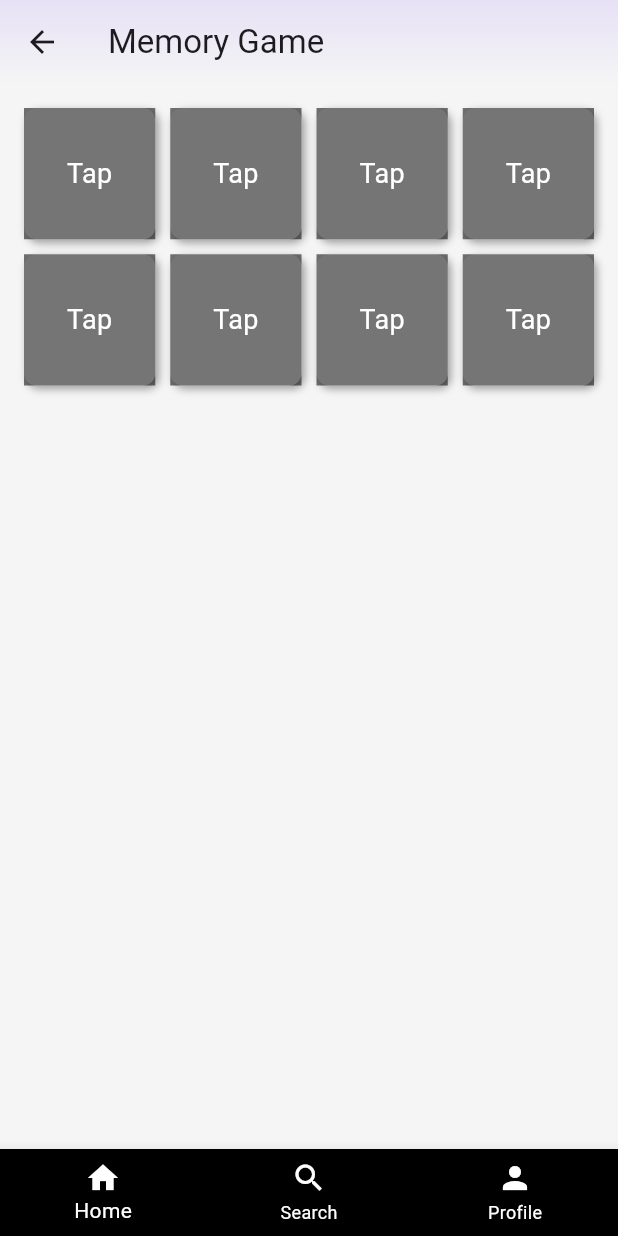
After one commit to rahus12/BioAppDR, a Flutter app: the MemoryGame screen opened by its route, on a phone screen of 412 x 824 dp. The commit adds this screen. Run offline on Flutter 3.47's test engine with Material 3 defaults, Android fonts, the light colour scheme and no system bars; our stand-ins replace flutter_tts.

```diff
--- a/lib/main.dart
+++ b/lib/main.dart
@@ -4,6 +4,8 @@ import 'package:bioappdr/pages/mcq.dart';
 import 'package:flutter/material.dart';
 import 'package:bioappdr/pages/profile_page.dart';
 import 'package:bioappdr/pages/face_lesson.dart';
+import 'package:bioappdr/pages/word_scramble_game.dart';
+import 'package:bioappdr/pages/memory_game.dart';
 import 'DragDrop.dart';
 
 void main() {
@@ -14,7 +16,9 @@ void main() {
       '/question': (context) => Mcq(),
       '/lesson': (context) => Lesson(),
       '/facelesson': (context) => FaceLesson(),
+      '/memorygame': (context) => const MemoryGame(),
       '/dragdrop': (context) => DragDrop(),
+       "/wordscramble": (context) => const WordScrambleGame(),
     },
   ));
 }
--- /dev/null
+++ b/lib/pages/memory_game.dart
@@ -0,0 +1,244 @@
+import 'package:flutter/material.dart';
+
+// 1. Move _CardModel to the top-level scope in this file.
+class _CardModel {
+  final String imagePath;
+  bool isFlipped;
+  bool isMatched;
+  final int index;
+
+  _CardModel({
+    required this.imagePath,
+    required this.index,
+    this.isFlipped = false,
+    this.isMatched = false,
+  });
+}
+
+class MemoryGame extends StatefulWidget {
+  const MemoryGame({Key? key}) : super(key: key);
+
+  @override
+  State<MemoryGame> createState() => _MemoryGameState();
+}
+
+class _MemoryGameState extends State<MemoryGame> {
+  // 2. This list holds the image asset paths. Each will appear twice (a pair).
+  //    You can expand this if you want more pairs!
+  final List<String> _images = [
+    'assets/heart.jpeg',
+    'assets/lungs.jpeg',
+    'assets/brain.jpg',
+    'assets/liver.jpeg',
+  ];
+
+  // 3. We'll build a list of _CardModel objects. Each image is duplicated.
+  late List<_CardModel> _cards;
+
+  // Track the indices of the first and second flipped cards
+  int? _firstFlippedIndex;
+  int? _secondFlippedIndex;
+
+  // Prevent additional taps while checking for matches
+  bool _wait = false;
+
+  // Track how many matches have been found
+  int _matchesFound = 0;
+
+  @override
+  void initState() {
+    super.initState();
+    _setupCards();
+  }
+
+  // Creates the pairs, shuffles them, and resets game state
+  void _setupCards() {
+    List<_CardModel> cardList = [];
+    for (int i = 0; i < _images.length; i++) {
+      cardList.add(_CardModel(imagePath: _images[i], index: i));
+      cardList.add(_CardModel(imagePath: _images[i], index: i));
+    }
+    cardList.shuffle();
+
+    setState(() {
+      _cards = cardList;
+      _matchesFound = 0;
+      _firstFlippedIndex = null;
+      _secondFlippedIndex = null;
+      _wait = false;
+    });
+  }
+
+  // Called when the user taps a card
+  void _onCardTap(int cardIndex) {
+    if (_wait) return; // If we are waiting to flip back, do nothing
+
+    final clickedCard = _cards[cardIndex];
+    if (clickedCard.isMatched || clickedCard.isFlipped) {
+      // Already matched or face-up? Ignore.
+      return;
+    }
+
+    setState(() {
+      // Flip the tapped card
+      clickedCard.isFlipped = true;
+
+      // If no card was flipped yet, store this as first flipped
+      if (_firstFlippedIndex == null) {
+        _firstFlippedIndex = cardIndex;
+      } else if (_secondFlippedIndex == null) {
+        // This is the second flip
+        _secondFlippedIndex = cardIndex;
+        _checkForMatch();
+      }
+    });
+  }
+
+  // Check if the two flipped cards form a match
+  void _checkForMatch() {
+    if (_firstFlippedIndex == null || _secondFlippedIndex == null) return;
+
+    final firstCard = _cards[_firstFlippedIndex!];
+    final secondCard = _cards[_secondFlippedIndex!];
+
+    if (firstCard.index == secondCard.index) {
+      // It's a match!
+      setState(() {
+        firstCard.isMatched = true;
+        secondCard.isMatched = true;
+        _matchesFound += 1;
+      });
+
+      // Reset flipped indices
+      _firstFlippedIndex = null;
+      _secondFlippedIndex = null;
+
+      // If all pairs are matched, show a dialog
+      if (_matchesFound == _images.length) {
+        Future.delayed(const Duration(milliseconds: 500), () {
+          _showGameWonDialog();
+        });
+      }
+    } else {
+      // Not a match → wait a bit, then flip them back
+      _wait = true;
+      Future.delayed(const Duration(seconds: 1), () {
+        setState(() {
+          firstCard.isFlipped = false;
+          secondCard.isFlipped = false;
+          _firstFlippedIndex = null;
+          _secondFlippedIndex = null;
+          _wait = false;
+        });
+      });
+    }
+  }
+
+  // Show "Game Won" popup
+  void _showGameWonDialog() {
+    showDialog(
+      context: context,
+      builder: (ctx) => AlertDialog(
+        title: const Text("Congratulations!"),
+        content: const Text("You matched all the pairs!"),
+        actions: [
+          TextButton(
+            onPressed: () {
+              Navigator.pop(ctx);
+              // Reset the game
+              _setupCards();
+            },
+            child: const Text("Play Again"),
+          ),
+        ],
+      ),
+    );
+  }
+
+  @override
+  Widget build(BuildContext context) {
+    // We have 2 cards per image in _images, so total cards = _images.length * 2.
+    // A 4x? grid works well with 8 cards.
+    return Scaffold(
+      appBar: AppBar(
+        title: const Text("Memory Game"),
+        flexibleSpace: Container(
+          decoration: const BoxDecoration(
+            gradient: LinearGradient(
+              colors: [Color(0xFFE6E1F5), Color(0xFFF5F5F5)],
+              begin: Alignment.topCenter,
+              end: Alignment.bottomCenter,
+            ),
+          ),
+        ),
+      ),
+      body: Container(
+        color: const Color(0xFFF5F5F5),
+        padding: const EdgeInsets.all(16.0),
+        child: GridView.builder(
+          itemCount: _cards.length,
+          gridDelegate: const SliverGridDelegateWithFixedCrossAxisCount(
+            crossAxisCount: 4,     // 4 columns across
+            mainAxisSpacing: 10,
+            crossAxisSpacing: 10,
+          ),
+          itemBuilder: (context, index) {
+            final card = _cards[index];
+            return GestureDetector(
+              onTap: () => _onCardTap(index),
+              child: Container(
+                decoration: BoxDecoration(
+                  color: Colors.white,
+                  borderRadius: BorderRadius.circular(8.0),
+                  boxShadow: const [
+                    BoxShadow(
+                      color: Colors.grey,
+                      blurRadius: 4,
+                      offset: Offset(2, 2),
+                    ),
+                  ],
+                ),
+                child: card.isFlipped || card.isMatched
+                    ? Image.asset(
+                        card.imagePath,
+                        fit: BoxFit.cover,
+                      )
+                    : Container(
+                        color: Colors.black54,
+                        child: const Center(
+                          child: Text(
+                            "Tap",
+                            style: TextStyle(
+                              color: Colors.white,
+                              fontSize: 18,
+                            ),
+                          ),
+                        ),
+                      ),
+              ),
+            );
+          },
+        ),
+      ),
+      bottomNavigationBar: BottomNavigationBar(
+        backgroundColor: Colors.black,
+        selectedItemColor: Colors.white,
+        unselectedItemColor: Colors.white,
+        items: const [
+          BottomNavigationBarItem(
+            icon: Icon(Icons.home),
+            label: 'Home',
+          ),
+          BottomNavigationBarItem(
+            icon: Icon(Icons.search),
+            label: 'Search',
+          ),
+          BottomNavigationBarItem(
+            icon: Icon(Icons.person),
+            label: 'Profile',
+          ),
+        ],
+      ),
+    );
+  }
+}
```
Also changed, not shown: lib/pages/Home.dart (+12 -1 lines), lib/pages/word_scramble_game.dart (added, +265 -0 lines).
